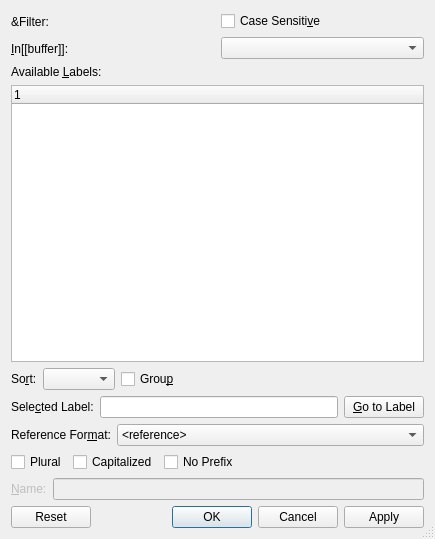
cburschka/lyx, file src/frontends/qt/ui/RefUi.ui: the form before one commit.
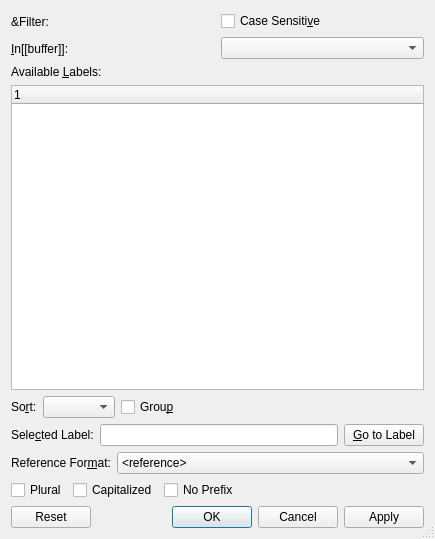
The form after the commit.

Patch:
```diff
--- a/src/frontends/qt/ui/RefUi.ui
+++ b/src/frontends/qt/ui/RefUi.ui
@@ -27,31 +27,7 @@
     </widget>
    </item>
    <item row="7" column="0">
-    <layout class="QHBoxLayout" name="horizontalLayout_4">
-     <item>
-      <widget class="QLabel" name="nameL">
-       <property name="enabled">
-        <bool>false</bool>
-       </property>
-       <property name="text">
-        <string>&amp;Name:</string>
-       </property>
-       <property name="alignment">
-        <set>Qt::AlignLeading|Qt::AlignLeft|Qt::AlignVCenter</set>
-       </property>
-       <property name="buddy">
-        <cstring>nameED</cstring>
-       </property>
-      </widget>
-     </item>
-     <item>
-      <widget class="QLineEdit" name="nameED">
-       <property name="enabled">
-        <bool>false</bool>
-       </property>
-      </widget>
-     </item>
-    </layout>
+    <layout class="QHBoxLayout" name="horizontalLayout_4"/>
    </item>
    <item row="0" column="0">
     <layout class="QGridLayout" name="gridLayout">
```
Left out of the diff: 1 changed line with no effect on the pictures.
